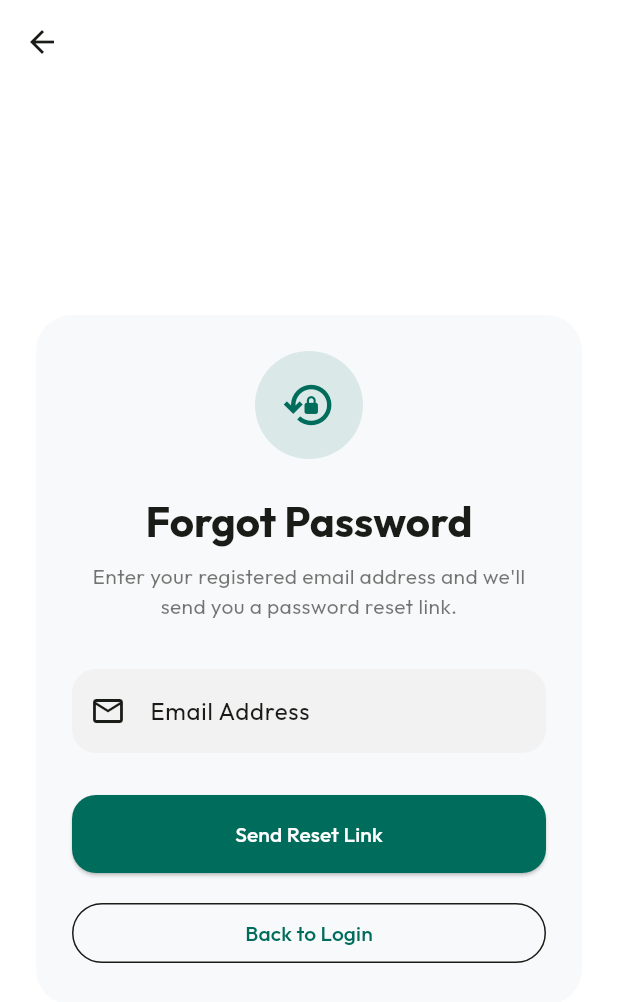
After one commit to ANKITDANDOTIYA/split_x, a Flutter app: the screen it shows after launch, after a tap on "Forgot Password?", on a phone screen of 412 x 824 dp. The commit adds this screen. Shown: the top 1002 px of the screen. Run offline on Flutter 3.47's test engine with Material 3 defaults, Android fonts, the phone set to English and light mode, and no system bars; our stand-ins replace cloud_firestore, email_validator, firebase_auth, firebase_core, firebase_messaging, fl_chart and 6 more; accounts and stored records are empty.

Commit message:
feat : Reset Password

```diff
--- /dev/null
+++ b/lib/screens/forgot_password_screen.dart
@@ -0,0 +1,270 @@
+import 'package:flutter/material.dart';
+import 'package:provider/provider.dart';
+import 'package:email_validator/email_validator.dart';
+import '../services/auth_service.dart';
+
+class ForgotPasswordScreen extends StatefulWidget {
+  const ForgotPasswordScreen({super.key});
+
+  @override
+  State<ForgotPasswordScreen> createState() => _ForgotPasswordScreenState();
+}
+
+class _ForgotPasswordScreenState extends State<ForgotPasswordScreen> {
+  final _emailController = TextEditingController();
+  final _formKey = GlobalKey<FormState>();
+
+  bool _isSuccess = false;
+  String _sentEmail = '';
+
+  @override
+  void dispose() {
+    _emailController.dispose();
+    super.dispose();
+  }
+
+  Future<void> _submit() async {
+    if (!_formKey.currentState!.validate()) return;
+
+    FocusScope.of(context).unfocus();
+    final authService = Provider.of<AuthService>(context, listen: false);
+    final email = _emailController.text.trim();
+
+    final success = await authService.sendPasswordResetEmail(email);
+
+    if (mounted) {
+      if (success) {
+        setState(() {
+          _isSuccess = true;
+          _sentEmail = email;
+        });
+      } else if (authService.errorMessage != null) {
+        ScaffoldMessenger.of(context).showSnackBar(
+          SnackBar(
+            content: Text(authService.errorMessage!),
+            backgroundColor: Colors.redAccent,
+          ),
+        );
+      }
+    }
+  }
+
+  @override
+  Widget build(BuildContext context) {
+    final theme = Theme.of(context);
+    final authService = context.watch<AuthService>();
+
+    return GestureDetector(
+      onTap: () => FocusScope.of(context).unfocus(),
+      child: Scaffold(
+        appBar: AppBar(),
+        body: SafeArea(
+          child: Center(
+            child: SingleChildScrollView(
+              padding: const EdgeInsets.symmetric(horizontal: 20, vertical: 16),
+              child: Card(
+                child: Padding(
+                  padding: const EdgeInsets.all(24),
+                  child: _isSuccess
+                      ? _buildSuccessView(theme)
+                      : _buildFormView(theme, authService),
+                ),
+              ),
+            ),
+          ),
+        ),
+      ),
+    );
+  }
+
+  // ================= FORM VIEW =================
+  Widget _buildFormView(ThemeData theme, AuthService authService) {
+    return Form(
+      key: _formKey,
+      child: Column(
+        crossAxisAlignment: CrossAxisAlignment.stretch,
+        children: [
+          // 🔐 Icon Header
+          Center(
+            child: Container(
+              width: 72,
+              height: 72,
+              decoration: BoxDecoration(
+                color: theme.colorScheme.primary.withValues(alpha: 0.12),
+                shape: BoxShape.circle,
+              ),
+              child: Icon(
+                Icons.lock_reset_outlined,
+                size: 36,
+                color: theme.colorScheme.primary,
+              ),
+            ),
+          ),
+
+          const SizedBox(height: 24),
+
+          // 🔑 Title & Subtitle
+          Text(
+            "Forgot Password",
+            textAlign: TextAlign.center,
+            style: theme.textTheme.headlineMedium?.copyWith(
+              fontWeight: FontWeight.bold,
+            ),
+          ),
+          const SizedBox(height: 8),
+          Text(
+            "Enter your registered email address and we'll send you a password reset link.",
+            textAlign: TextAlign.center,
+            style: theme.textTheme.bodyMedium?.copyWith(
+              color: theme.colorScheme.onSurface.withValues(alpha: 0.6),
+              height: 1.4,
+            ),
+          ),
+
+          const SizedBox(height: 32),
+
+          // 📧 Email Input
+          TextFormField(
+            controller: _emailController,
+            enabled: !authService.isLoading,
+            decoration: const InputDecoration(
+              labelText: "Email Address",
+              hintText: "you@example.com",
+              prefixIcon: Icon(Icons.email_outlined),
+            ),
+            keyboardType: TextInputType.emailAddress,
+            validator: (value) {
+              if (value == null || value.trim().isEmpty) {
+                return "Please enter your email address";
+              }
+              if (!EmailValidator.validate(value.trim())) {
+                return "Please enter a valid email address";
+              }
+              return null;
+            },
+          ),
+
+          const SizedBox(height: 28),
+
+          // 🚀 Send Link Button
+          ElevatedButton(
+            onPressed: authService.isLoading ? null : _submit,
+            child: authService.isLoading
+                ? const SizedBox(
+                    height: 22,
+                    width: 22,
+                    child: CircularProgressIndicator(
+                      strokeWidth: 2,
+                    ),
+                  )
+                : const Text("Send Reset Link"),
+          ),
+
+          const SizedBox(height: 16),
+
+          // ⬅️ Back to Login Button
+          OutlinedButton(
+            onPressed: authService.isLoading
+                ? null
+                : () => Navigator.pop(context),
+            child: const Text("Back to Login"),
+          ),
+        ],
+      ),
+    );
+  }
+
+  // ================= SUCCESS VIEW =================
+  Widget _buildSuccessView(ThemeData theme) {
+    return Column(
+      crossAxisAlignment: CrossAxisAlignment.stretch,
+      children: [
+        // ✅ Success Icon
+        Center(
+          child: Container(
+            width: 72,
+            height: 72,
+            decoration: BoxDecoration(
+              color: Colors.green.withValues(alpha: 0.12),
+              shape: BoxShape.circle,
+            ),
+            child: const Icon(
+              Icons.mark_email_read_outlined,
+              size: 36,
+              color: Colors.green,
+            ),
+          ),
+        ),
+
+        const SizedBox(height: 24),
+
+        // Title
+        Text(
+          "Password Reset Link Sent",
+          textAlign: TextAlign.center,
+          style: theme.textTheme.headlineMedium?.copyWith(
+            fontWeight: FontWeight.bold,
+          ),
+        ),
+        const SizedBox(height: 12),
+
+        // Description
+        Text(
+          "We've sent a password reset email to:",
+          textAlign: TextAlign.center,
+          style: theme.textTheme.bodyMedium?.copyWith(
+            color: theme.colorScheme.onSurface.withValues(alpha: 0.6),
+          ),
+        ),
+
+        const SizedBox(height: 8),
+
+        // Email Badge
+        Container(
+          padding: const EdgeInsets.symmetric(horizontal: 14, vertical: 8),
+          decoration: BoxDecoration(
+            color: theme.colorScheme.primary.withValues(alpha: 0.08),
+            borderRadius: BorderRadius.circular(12),
+          ),
+          child: Text(
+            _sentEmail,
+            textAlign: TextAlign.center,
+            style: theme.textTheme.bodyLarge?.copyWith(
+              fontWeight: FontWeight.bold,
+              color: theme.colorScheme.primary,
+            ),
+          ),
+        ),
+
+        const SizedBox(height: 12),
+
+        Text(
+          "Please check your inbox and follow the instructions to reset your password.",
+          textAlign: TextAlign.center,
+          style: theme.textTheme.bodyMedium?.copyWith(
+            color: theme.colorScheme.onSurface.withValues(alpha: 0.6),
+            height: 1.4,
+          ),
+        ),
+
+        const SizedBox(height: 32),
+
+        // 🚀 Back to Login
+        ElevatedButton(
+          onPressed: () => Navigator.pop(context),
+          child: const Text("Back to Login"),
+        ),
+
+        const SizedBox(height: 12),
+
+        // 🔄 Resend Email
+        TextButton(
+          onPressed: () {
+            setState(() => _isSuccess = false);
+          },
+          child: const Text("Did not receive email? Try again"),
+        ),
+      ],
+    );
+  }
+}
--- a/lib/screens/login_screen.dart
+++ b/lib/screens/login_screen.dart
@@ -222,6 +222,7 @@ import 'package:flutter/material.dart';
 import 'package:provider/provider.dart';
 import '../services/auth_service.dart';
 import 'register_screen.dart';
+import 'forgot_password_screen.dart';
 
 class LoginScreen extends StatefulWidget {
   const LoginScreen({super.key});
@@ -371,8 +372,27 @@ class _LoginScreenState extends State<LoginScreen> {
                         },
                       ),
 
+                      const SizedBox(height: 8),
 
-                      const SizedBox(height: 24),
+                      // 🔑 Forgot Password Link
+                      Align(
+                        alignment: Alignment.centerRight,
+                        child: TextButton(
+                          onPressed: authService.isLoading
+                              ? null
+                              : () {
+                                  Navigator.push(
+                                    context,
+                                    MaterialPageRoute(
+                                      builder: (_) => const ForgotPasswordScreen(),
+                                    ),
+                                  );
+                                },
+                          child: const Text("Forgot Password?"),
+                        ),
+                      ),
+
+                      const SizedBox(height: 16),
 
                       // 🚀 Login Button
                       ElevatedButton(
--- a/lib/services/auth_service.dart
+++ b/lib/services/auth_service.dart
@@ -108,18 +108,29 @@ class AuthService extends ChangeNotifier {
           password: password,
         );
 
-        // If not verified, keep user signed in so AuthWrapper can show VerifyEmailScreen
-        if (!cred.user!.emailVerified) {
-          _errorMessage = 'Please verify your email first.';
+        // Reload user to get latest emailVerified status from Firebase servers
+        await cred.user?.reload();
+        final refreshedUser = _auth.currentUser;
+
+        if (refreshedUser != null && !refreshedUser.emailVerified) {
+          _errorMessage = 'Please verify your email address before logging in.';
           _isLoading = false;
           notifyListeners();
           return false;
         }
       } on FirebaseAuthException catch (e) {
-        if (e.code == 'user-not-found') {
-          _errorMessage = 'No account found for this email. Please register.';
+        if (e.code == 'user-not-found' ||
+            e.code == 'invalid-credential' ||
+            e.code == 'INVALID_LOGIN_CREDENTIALS') {
+          _errorMessage = 'Incorrect email or password. Please try again.';
         } else if (e.code == 'wrong-password') {
           _errorMessage = 'Incorrect password. Please try again.';
+        } else if (e.code == 'invalid-email') {
+          _errorMessage = 'Invalid email address format.';
+        } else if (e.code == 'user-disabled') {
+          _errorMessage = 'This user account has been disabled.';
+        } else if (e.code == 'too-many-requests') {
+          _errorMessage = 'Too many failed login attempts. Please try again later.';
         } else {
           _errorMessage = e.message ?? 'Authentication failed.';
         }
@@ -157,6 +168,41 @@ class AuthService extends ChangeNotifier {
     notifyListeners();
   }
 
+  // RESET PASSWORD: Send reset link to email
+  Future<bool> sendPasswordResetEmail(String email) async {
+    try {
+      _isLoading = true;
+      _errorMessage = null;
+      notifyListeners();
+
+      final normalizedEmail = email.trim().toLowerCase();
+      await _auth.sendPasswordResetEmail(email: normalizedEmail);
+
+      _isLoading = false;
+      _errorMessage = null;
+      notifyListeners();
+      return true;
+    } on FirebaseAuthException catch (e) {
+      if (e.code == 'user-not-found') {
+        _errorMessage = 'No account found for this email address.';
+      } else if (e.code == 'invalid-email') {
+        _errorMessage = 'The email address format is invalid.';
+      } else if (e.code == 'too-many-requests') {
+        _errorMessage = 'Too many requests. Please try again later.';
+      } else {
+        _errorMessage = e.message ?? 'Failed to send password reset email.';
+      }
+      _isLoading = false;
+      notifyListeners();
+      return false;
+    } catch (e) {
+      _errorMessage = 'Failed to send reset email. Please try again.';
+      _isLoading = false;
+      notifyListeners();
+      return false;
+    }
+  }
+
   // Clear error message
   void clearError() {
     _errorMessage = null;
```
